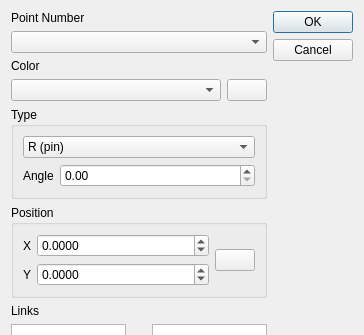
This is pyslvs_ui/entities/edit_point.ui in KmolYuan/Pyslvs-UI as Qt 5 draws it before an edit; both pictures show x 0 to 364 and y 0 to 335 of the 364 by 596 pixel window. The edited form follows.
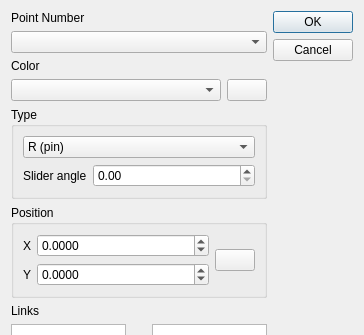
This is the edited form. Icons and pictures are not drawn.

```diff
--- a/pyslvs_ui/entities/edit_point.ui
+++ b/pyslvs_ui/entities/edit_point.ui
@@ -96,7 +96,7 @@
           <item row="0" column="0">
            <widget class="QLabel" name="angle_label">
             <property name="text">
-             <string>Angle</string>
+             <string>Slider angle</string>
             </property>
            </widget>
           </item>
```
